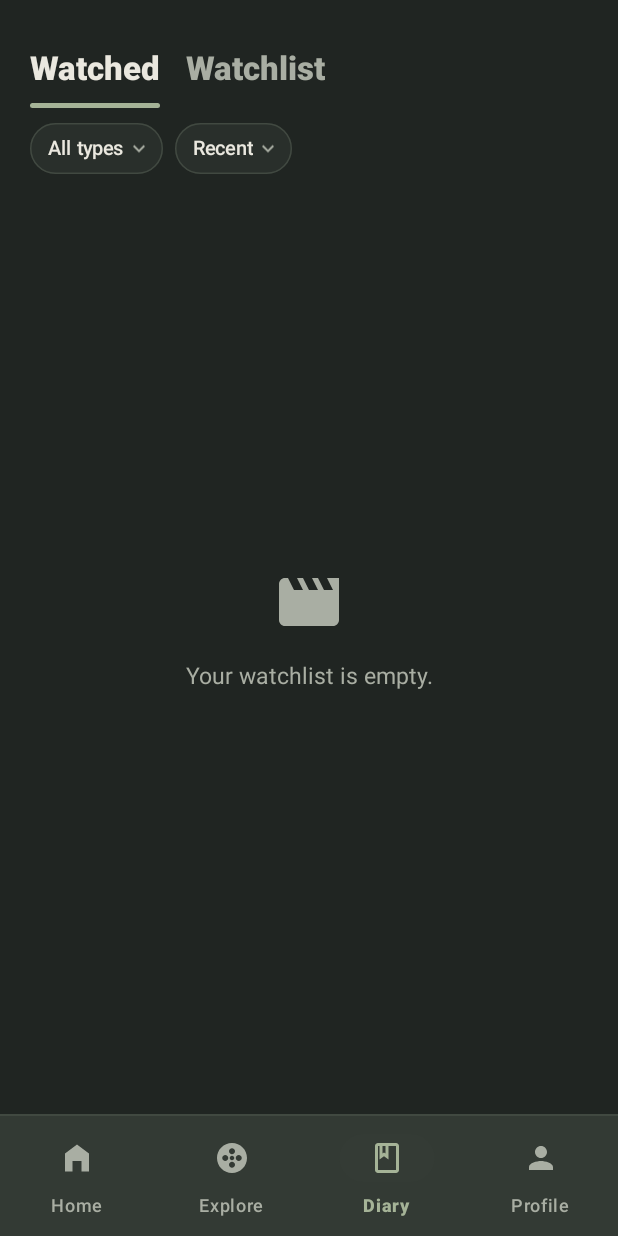
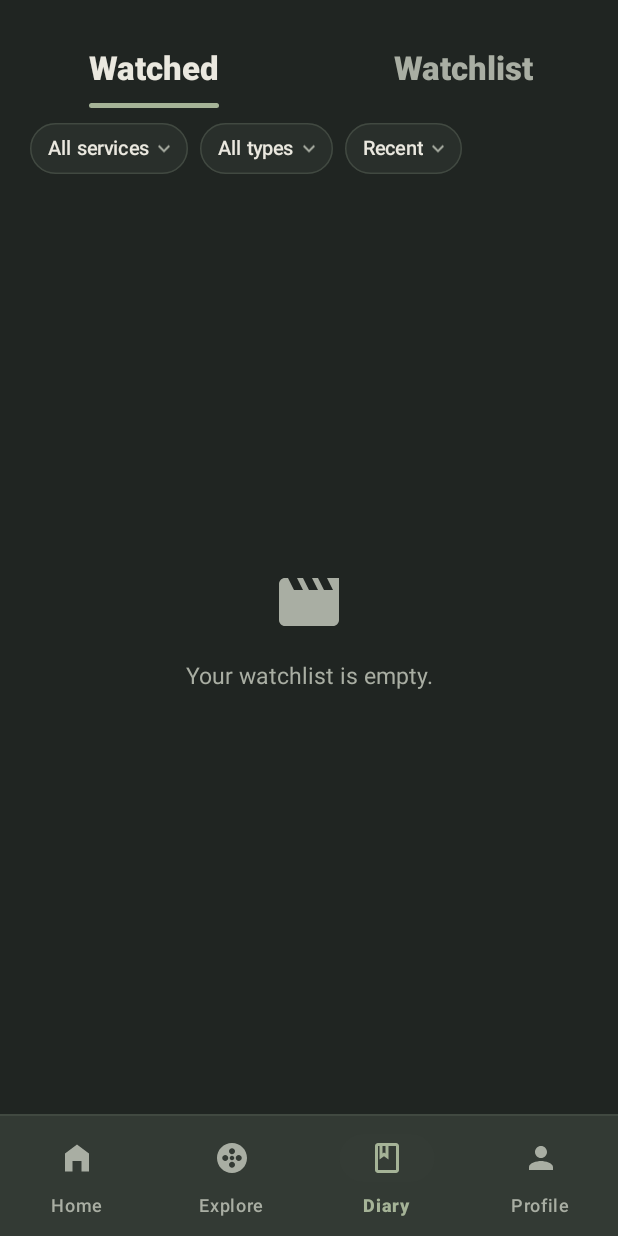
Before and after one commit to gurusainathp/Movieed, an Android app: the screen it shows after launch (MainActivity), item 3 of the bottom bar chosen, on a phone screen of 412 x 824 dp. Run offline under Robolectric (Android 15) with nearby library versions, the phone set to English and light mode, and no system bars; our stand-ins replace Room's generated code; pictures from the network do not load; 3 statements that could not run were skipped.

Commit message:
feat: add provider filter mapping and fixed sort options in diary

```diff
--- a/app/src/main/java/com/gurusainathp/movieed/ui/diary/DiaryFilterBar.java
+++ b/app/src/main/java/com/gurusainathp/movieed/ui/diary/DiaryFilterBar.java
@@ -12,28 +12,35 @@ import com.gurusainathp.movieed.data.local.entity.MovieLogEntity;
 import com.gurusainathp.movieed.ui.common.FilterDropdown;
 
 import java.util.ArrayList;
+import java.util.Arrays;
 import java.util.Collections;
 import java.util.List;
 import java.util.Locale;
 import java.util.Objects;
 
 /**
- * The row of filter chips at the top of a diary tab (same look and behaviour as the person
- * filmography filters): Provider, Reaction (Watched only), Type and Sort, plus Reset.
- * <p>
- * It only holds the selection and tells you when it changes; you apply it to your list:
- * <p>
- * filterBar = new DiaryFilterBar(view, !isWatchlistTab, state -> applyFilters(state));
- * filterBar.setProviders(providers);     // when the streaming providers are known
+ * The row of filter chips at the top of a diary tab: Provider, Reaction (Watched only), Type and Sort, plus Reset.
  */
 public final class DiaryFilterBar {
 
-    // ---- Options -------------------------------------------------------------------------
+    private static final String[] REACTION_KEYS = {"love", "like", "umm", "dislike", "hate"};
 
-    /**
-     * Reaction keys as stored in the diary log. Adjust if yours differ.
-     */
-    private static final String[] REACTION_KEYS = {"love", "like", "umm", "dislike", "hate"};
+    public static final List<Provider> DEFAULT_PROVIDERS = Arrays.asList(
+            new Provider(122, "JioHotstar"),
+            new Provider(8, "Netflix"),
+            new Provider(9, "Prime Video"),
+            new Provider(237, "SonyLIV"),
+            new Provider(232, "ZEE5"),
+            new Provider(134, "MX Player"),
+            new Provider(2, "Apple TV+"),
+            new Provider(192, "YouTube Premium"),
+            new Provider(283, "Crunchyroll"),
+            new Provider(11, "MUBI"),
+            new Provider(569, "Lionsgate+"),
+            new Provider(531, "Paramount+"),
+            new Provider(538, "Plex"),
+            new Provider(73, "Tubi")
+    );
 
     public enum Media {
         ALL("All types"), MOVIES("Movies"), SERIES("Series");
@@ -47,9 +54,10 @@ public final class DiaryFilterBar {
 
     public enum Sort {
         RECENT("Recent", "Recently added"),
+        NEWEST("Newest", "Newest"),
         OLDEST("Oldest", "Oldest first"),
-        TITLE("A–Z", "Title A–Z"),
-        YEAR("Year", "Release year");
+        TITLE_AZ("A–Z", "A–Z"),
+        TITLE_ZA("Z–A", "Z–A");
 
         public final String chipLabel;
         public final String menuLabel;
@@ -71,14 +79,12 @@ public final class DiaryFilterBar {
         }
     }
 
-    // ---- State ---------------------------------------------------------------------------
-
     public static final class State {
         public static final int ALL_PROVIDERS = -1;
 
-        public final int providerId;                 // ALL_PROVIDERS = no provider filter
+        public final int providerId;
         @Nullable
-        public final String reaction;      // null = any reaction
+        public final String reaction;
         @NonNull
         public final Media media;
         @NonNull
@@ -134,8 +140,6 @@ public final class DiaryFilterBar {
         void onFilterChanged(@NonNull State state);
     }
 
-    // ---- Bar -----------------------------------------------------------------------------
-
     private final Listener listener;
     private final Chip chipProvider;
     private final Chip chipReaction;
@@ -143,13 +147,9 @@ public final class DiaryFilterBar {
     private final Chip chipSort;
     private final TextView tvReset;
 
-    private List<Provider> providers = Collections.emptyList();
+    private List<Provider> providers = new ArrayList<>(DEFAULT_PROVIDERS);
     private State state = State.defaults();
 
-    /**
-     * @param root          the tab page's root view (the layout with chip_provider, chip_reaction, ...)
-     * @param showReactions true on the Watched tab; the Watchlist has no reactions to filter by
-     */
     public DiaryFilterBar(@NonNull View root, boolean showReactions, @NonNull Listener listener) {
         this.listener = listener;
 
@@ -175,13 +175,21 @@ public final class DiaryFilterBar {
         return state;
     }
 
-    /**
-     * Call when the streaming providers are known (or change). The chip is hidden while the list is empty.
-     */
     public void setProviders(@Nullable List<Provider> newProviders) {
-        providers = newProviders == null ? Collections.<Provider>emptyList() : new ArrayList<>(newProviders);
-
-        // A selected provider that no longer exists would leave the list filtered by nothing
+        if (newProviders != null && !newProviders.isEmpty()) {
+            List<Provider> merged = new ArrayList<>(DEFAULT_PROVIDERS);
+            for (Provider p : newProviders) {
+                boolean exists = false;
+                for (Provider d : merged) {
+                    if (d.id == p.id || d.name.equalsIgnoreCase(p.name)) {
+                        exists = true;
+                        break;
+                    }
+                }
+                if (!exists) merged.add(p);
+            }
+            this.providers = merged;
+        }
         if (state.providerId != State.ALL_PROVIDERS && findProvider(state.providerId) == null) {
             update(state.withProvider(State.ALL_PROVIDERS));
         } else {
@@ -189,15 +197,10 @@ public final class DiaryFilterBar {
         }
     }
 
-    /**
-     * Restore a saved selection without notifying the listener.
-     */
     public void setState(@NonNull State newState) {
         state = newState;
         render();
     }
-
-    // ---- Menus ---------------------------------------------------------------------------
 
     private void showProviderMenu() {
         List<FilterDropdown.Option> options = new ArrayList<>();
@@ -237,8 +240,6 @@ public final class DiaryFilterBar {
         FilterDropdown.show(chipSort, options, id -> update(state.withSort(Sort.values()[id])));
     }
 
-    // ---- Internals -----------------------------------------------------------------------
-
     private void update(@NonNull State newState) {
         if (newState.equals(state)) return;
         state = newState;
@@ -247,21 +248,17 @@ public final class DiaryFilterBar {
     }
 
     private void render() {
-        // Provider
-        chipProvider.setVisibility(providers.isEmpty() ? View.GONE : View.VISIBLE);
+        chipProvider.setVisibility(View.VISIBLE);
         Provider selected = findProvider(state.providerId);
         chipProvider.setText(selected != null ? selected.name : "All services");
         chipProvider.setActivated(selected != null);
 
-        // Reaction
         chipReaction.setText(state.reaction == null ? "Any reaction" : reactionLabel(state.reaction));
         chipReaction.setActivated(state.reaction != null);
 
-        // Type
         chipType.setText(state.media.label);
         chipType.setActivated(state.media != Media.ALL);
 
-        // Sort
         chipSort.setText(state.sort.chipLabel);
         chipSort.setActivated(state.sort != Sort.RECENT);
 
@@ -277,18 +274,12 @@ public final class DiaryFilterBar {
         return null;
     }
 
-    /**
-     * "😍 Love" (emoji comes from your existing mapping).
-     */
     private static String reactionLabel(@NonNull String key) {
         String emoji = MovieLogEntity.getEmojiForReaction(key);
         String name = key.substring(0, 1).toUpperCase(Locale.ROOT) + key.substring(1);
         return emoji == null || emoji.isEmpty() ? name : emoji + " " + name;
     }
 
-    /**
-     * The chevron is the chip's close icon, so it needs the same click handler as the chip body.
-     */
     private static void bindDropdown(Chip chip, Runnable open) {
         chip.setOnClickListener(v -> open.run());
         chip.setOnCloseIconClickListener(v -> open.run());
--- a/app/src/main/res/layout/fragment_diary.xml
+++ b/app/src/main/res/layout/fragment_diary.xml
@@ -12,8 +12,7 @@
         android:layout_height="wrap_content"
         android:layout_marginTop="24dp"
         android:background="@android:color/transparent"
-        android:paddingStart="12dp"
-        app:tabGravity="start"
+        app:tabGravity="fill"
         app:tabIndicator="@drawable/tab_indicator_minimal"
         app:tabIndicatorAnimationMode="elastic"
         app:tabIndicatorColor="@color/movieed_primary"
@@ -21,7 +20,7 @@
         app:tabIndicatorGravity="bottom"
         app:tabIndicatorHeight="3dp"
         app:tabMinWidth="0dp"
-        app:tabMode="scrollable"
+        app:tabMode="fixed"
         app:tabPaddingBottom="10dp"
         app:tabPaddingEnd="8dp"
         app:tabPaddingStart="8dp"
```
Also changed, not shown: app/src/main/java/com/gurusainathp/movieed/ui/diary/DiaryTabFragment.java (+41 -17 lines).
